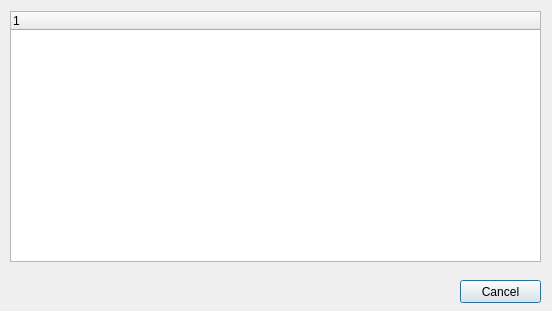
Old version of the form USBNinjaGUI/managedrivesdialog.ui in the repository gfoudree/usbninja.
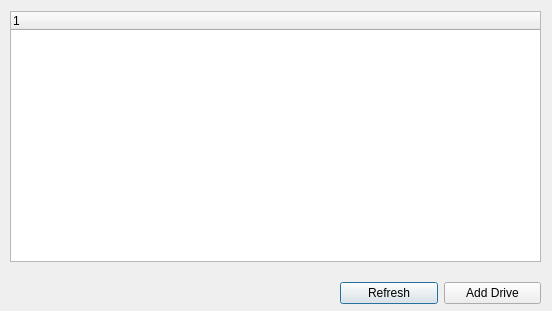
New version of the form. Icons and pictures are not drawn.

Commit message: Added authorize drive dialog. Edited buttons and added pictures. Added USB functions in dll to get filesystem etc...

The edit to the form file:
```diff
--- a/USBNinjaGUI/managedrivesdialog.ui
+++ b/USBNinjaGUI/managedrivesdialog.ui
@@ -46,18 +46,39 @@
     </property>
    </column>
   </widget>
-  <widget class="QPushButton" name="pushButton">
+  <widget class="QWidget" name="">
    <property name="geometry">
     <rect>
-     <x>460</x>
+     <x>340</x>
      <y>280</y>
-     <width>81</width>
-     <height>23</height>
+     <width>201</width>
+     <height>26</height>
     </rect>
    </property>
-   <property name="text">
-    <string>Cancel</string>
-   </property>
+   <layout class="QHBoxLayout" name="horizontalLayout">
+    <item>
+     <widget class="QPushButton" name="pushButton_2">
+      <property name="text">
+       <string>Refresh</string>
+      </property>
+      <property name="icon">
+       <iconset resource="resource.qrc">
+        <normaloff>:/new/prefix1/resources/refresh.png</normaloff>:/new/prefix1/resources/refresh.png</iconset>
+      </property>
+     </widget>
+    </item>
+    <item>
+     <widget class="QPushButton" name="pushButton">
+      <property name="text">
+       <string>Add Drive</string>
+      </property>
+      <property name="icon">
+       <iconset resource="resource.qrc">
+        <normaloff>:/new/prefix1/resources/plus-icon.png</normaloff>:/new/prefix1/resources/plus-icon.png</iconset>
+      </property>
+     </widget>
+    </item>
+   </layout>
   </widget>
  </widget>
  <resources/>
```
Left out of the diff: 9 changed lines with no effect on the pictures. The commit also changes 13 other files.
